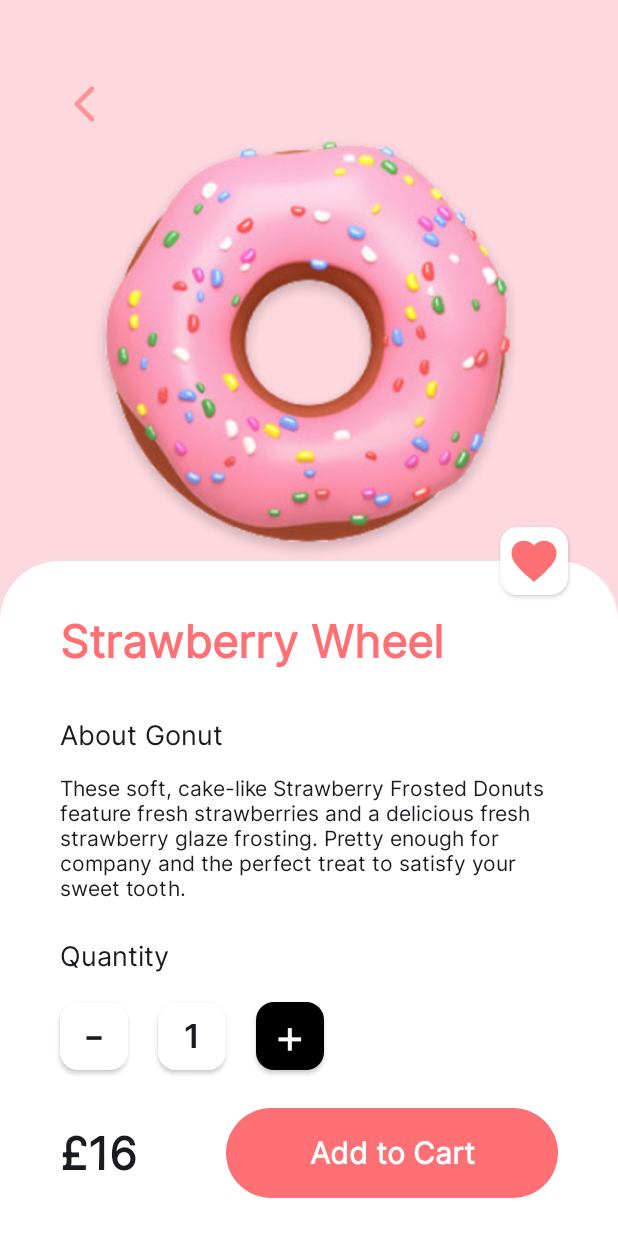
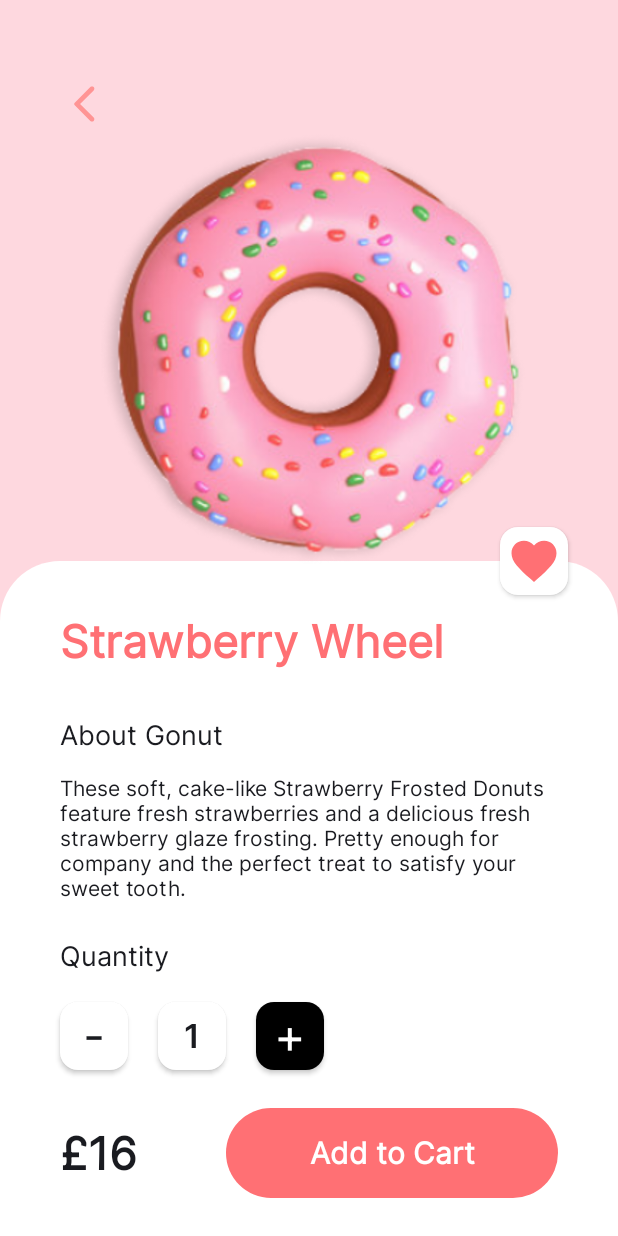
Before and after one commit to Shehab-m/Donutz, an Android app built with Jetpack Compose: the DonutDetailsScreen screen opened through its navigation route, after a tap on "favourite", on a phone screen of 412 x 824 dp. Run offline under Robolectric (Android 15) with nearby library versions, the phone set to English and light mode, and no system bars; our stand-ins replace Dagger/Hilt's generated code, constraintlayout-compose; 1 statement that could not run was skipped; 2 other taps on this screen came first.

Commit message:
add donut animation

```diff
--- a/app/src/main/java/com/cheesecake/donutz/presentation/screens/donutDetails/DonutDetailsScreen.kt
+++ b/app/src/main/java/com/cheesecake/donutz/presentation/screens/donutDetails/DonutDetailsScreen.kt
@@ -1,7 +1,10 @@
 package com.cheesecake.donutz.presentation.screens.donutDetails
 
+import androidx.compose.animation.core.animateFloatAsState
+import androidx.compose.animation.core.spring
 import androidx.compose.foundation.Image
 import androidx.compose.foundation.background
+import androidx.compose.foundation.clickable
 import androidx.compose.foundation.layout.Arrangement
 import androidx.compose.foundation.layout.Box
 import androidx.compose.foundation.layout.Column
@@ -17,9 +20,15 @@ import androidx.compose.material3.Text
 import androidx.compose.runtime.Composable
 import androidx.compose.runtime.collectAsState
 import androidx.compose.runtime.getValue
+import androidx.compose.runtime.mutableStateOf
+import androidx.compose.runtime.saveable.rememberSaveable
+import androidx.compose.runtime.setValue
 import androidx.compose.ui.Alignment
 import androidx.compose.ui.Modifier
 import androidx.compose.ui.draw.clip
+import androidx.compose.ui.draw.rotate
+import androidx.compose.ui.draw.scale
+import androidx.compose.ui.graphics.painter.Painter
 import androidx.compose.ui.layout.ContentScale
 import androidx.compose.ui.res.painterResource
 import androidx.compose.ui.res.stringResource
@@ -31,6 +40,7 @@ import com.cheesecake.donutz.R
 import com.cheesecake.donutz.navigation.LocalNavController
 import com.cheesecake.donutz.presentation.screens.composable.BackButton
 import com.cheesecake.donutz.presentation.screens.composable.CardSquared
+import com.cheesecake.donutz.presentation.screens.composable.CreateMutableInteractionSource
 import com.cheesecake.donutz.presentation.screens.donutDetails.composable.RowQuantity
 import com.cheesecake.donutz.presentation.screens.donutDetails.viewModel.DonutDetailsListener
 import com.cheesecake.donutz.presentation.screens.donutDetails.viewModel.DonutDetailsUIState
@@ -54,16 +64,16 @@ fun DonutDetailsContent(
     state: DonutDetailsUIState, onClickBack: () -> Unit, listener: DonutDetailsListener
 ) {
     ConstraintLayout(
-        modifier = Modifier.fillMaxSize().background(Pink)
+        modifier = Modifier
+            .fillMaxSize()
+            .background(Pink)
     ) {
         val (bottomSheet, mainImage, cardFavourite) = createRefs()
 
+        ImageDonut(painter = painterResource(id = state.imageId) ,modifier = Modifier
+            .fillMaxWidth()
+            .constrainAs(mainImage) { top.linkTo(parent.top, 28.dp) })
         BackButton(onClickBack)
-        Image(painter = painterResource(id = state.imageId),
-            contentDescription = "donut",
-            contentScale = ContentScale.FillWidth,
-            modifier = Modifier.fillMaxWidth()
-                .constrainAs(mainImage) { top.linkTo(parent.top, 28.dp) })
         Column(
             modifier = Modifier
                 .fillMaxWidth()
@@ -100,7 +110,9 @@ fun DonutDetailsContent(
                 Text(
                     text = "£${state.price}",
                     style = Typography.titleMedium,
-                    modifier = Modifier.padding(end = 16.dp).weight(1f)
+                    modifier = Modifier
+                        .padding(end = 16.dp)
+                        .weight(1f)
                 )
                 Button(modifier = Modifier
                     .fillMaxWidth()
@@ -140,6 +152,24 @@ fun DonutDetailsContent(
     }
 }
 
+@Composable
+fun ImageDonut(modifier: Modifier = Modifier, painter: Painter) {
+    var degree by rememberSaveable{
+        mutableStateOf( 0f)
+    }
+    val rotation by animateFloatAsState(targetValue = degree, animationSpec = spring() )
+    Image(painter = painter,
+        contentDescription = "donut",
+        contentScale = ContentScale.FillWidth,
+        modifier = modifier.rotate(rotation)
+            .clickable(
+                interactionSource = CreateMutableInteractionSource(),
+                indication = null,
+                onClick = { degree += 90f }
+            )
+       )
+}
+
 
 @Preview
 @Composable
```
